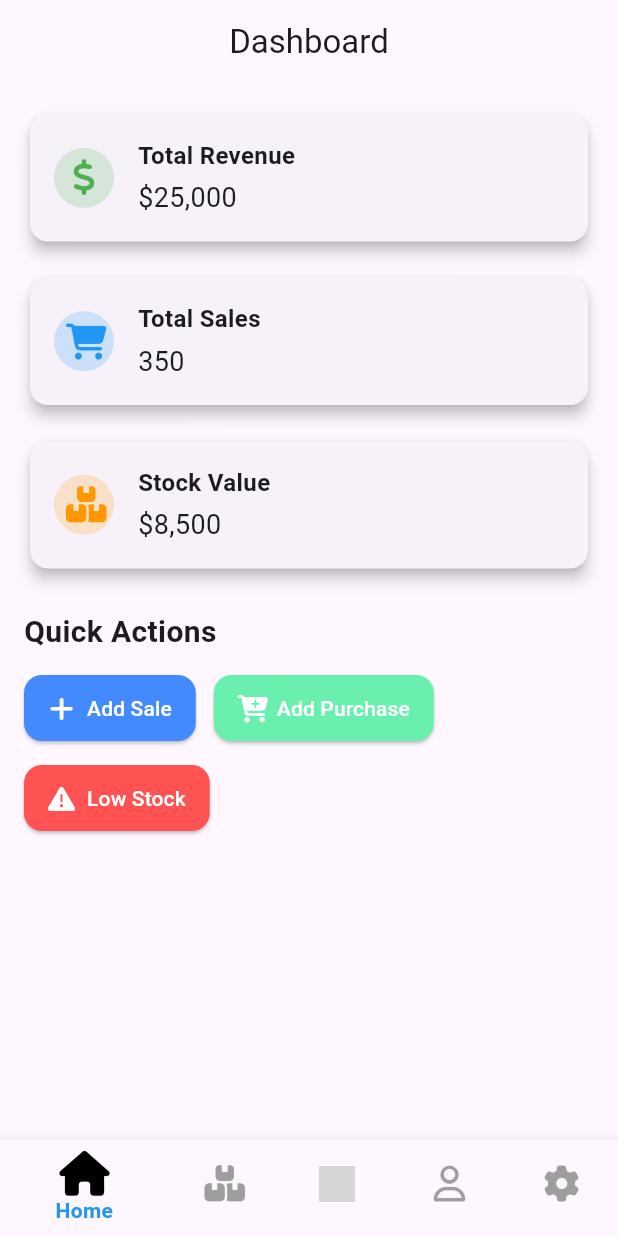
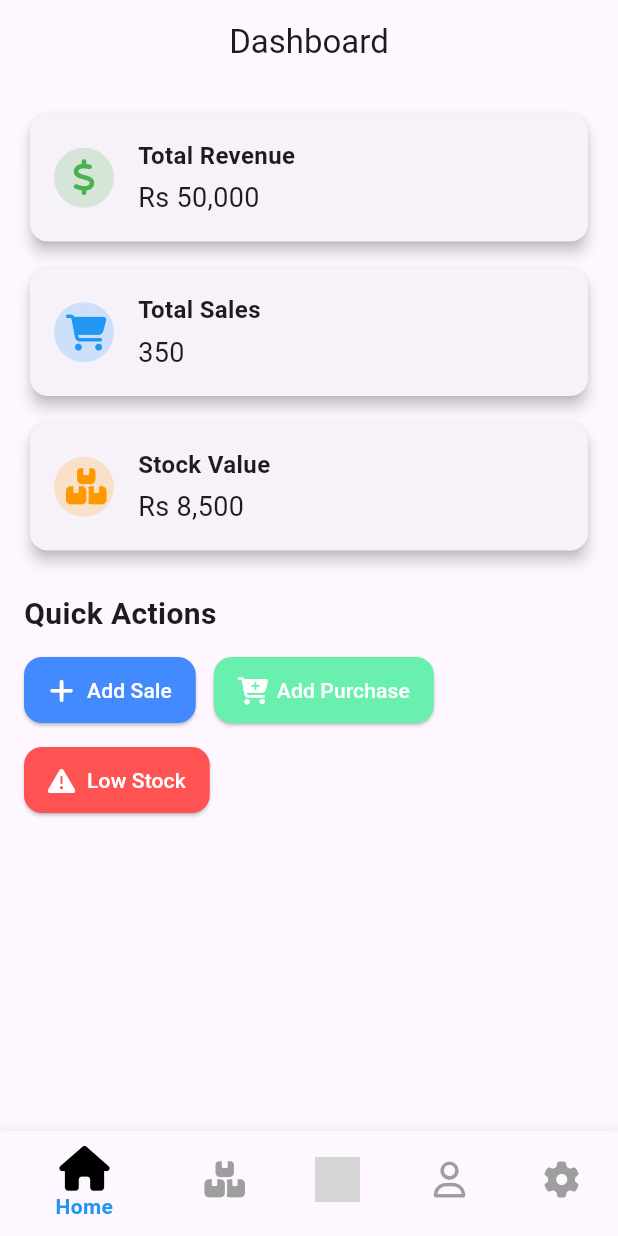
Before and after one commit to RahulChaudhari53/Quickstock-Flutter, a Flutter app: the DashboardView screen opened directly, on a phone screen of 412 x 824 dp. Run offline on Flutter 3.47's test engine with Material 3 defaults, Android fonts, the light colour scheme and no system bars; our stand-ins replace animate_do, font_awesome_flutter; grey boxes are pictures that could not be loaded.

Commit message:
add remining files with small changes

```diff
--- a/lib/view/dashboard_view.dart
+++ b/lib/view/dashboard_view.dart
@@ -59,8 +59,9 @@ class _DashboardViewState extends State<DashboardView> {
           BottomNavigationBarItem(
             icon: Image.asset(
               "assets/icons/transaction.png",
-              width: 24,
-              height: 24,
+              width: 30,
+              height: 30,
+              color: Colors.black,
             ),
             label: "Transaction",
           ),
--- a/lib/view/login_view.dart
+++ b/lib/view/login_view.dart
@@ -50,9 +50,10 @@ class _LoginViewState extends State<LoginView> {
                   crossAxisAlignment: CrossAxisAlignment.center,
                   children: [
                     Image.asset(
-                      'assets/logo/logo.png',
-                      width: 130,
-                      height: 130,
+                      'assets/logo/quickstock_logo.png',
+
+                      width: 150,
+                      height: 150,
                     ),
                     const SizedBox(height: 32),
                     Text(
--- a/lib/view/pages/home_view.dart
+++ b/lib/view/pages/home_view.dart
@@ -1,5 +1,7 @@
 import 'package:flutter/material.dart';
 import 'package:font_awesome_flutter/font_awesome_flutter.dart';
+import 'package:quickstock/common/dashboard_card.dart';
+import 'package:quickstock/common/quick_action_button.dart';
 
 class HomeView extends StatelessWidget {
   const HomeView({super.key});
@@ -13,34 +15,30 @@ class HomeView extends StatelessWidget {
         child: Column(
           crossAxisAlignment: CrossAxisAlignment.start,
           children: [
-            // Revenue Card
             DashboardCard(
               title: 'Total Revenue',
-              value: '\$25,000',
+              value: 'Rs 50,000',
               icon: FontAwesomeIcons.dollarSign,
               color: Colors.green,
             ),
-            const SizedBox(height: 16),
+            const SizedBox(height: 10),
 
-            // Sales Card
             DashboardCard(
               title: 'Total Sales',
               value: '350',
               icon: FontAwesomeIcons.cartShopping,
               color: Colors.blue,
             ),
-            const SizedBox(height: 16),
+            const SizedBox(height: 10),
 
-            // Stock Summary Card
             DashboardCard(
               title: 'Stock Value',
-              value: '\$8,500',
+              value: 'Rs 8,500',
               icon: FontAwesomeIcons.boxesStacked,
               color: Colors.orange,
             ),
             const SizedBox(height: 24),
 
-            // Quick Actions
             const Text(
               'Quick Actions',
               style: TextStyle(fontSize: 20, fontWeight: FontWeight.bold),
@@ -54,25 +52,19 @@ class HomeView extends StatelessWidget {
                   icon: FontAwesomeIcons.plus,
                   label: 'Add Sale',
                   color: Colors.blueAccent,
-                  onPressed: () {
-                    // TODO: Navigate to Add Sale screen
-                  },
+                  onPressed: () {},
                 ),
                 QuickActionButton(
                   icon: FontAwesomeIcons.cartPlus,
                   label: 'Add Purchase',
                   color: Colors.greenAccent,
-                  onPressed: () {
-                    // TODO: Navigate to Add Purchase screen
-                  },
+                  onPressed: () {},
                 ),
                 QuickActionButton(
                   icon: FontAwesomeIcons.triangleExclamation,
                   label: 'Low Stock',
                   color: Colors.redAccent,
-                  onPressed: () {
-                    // TODO: Navigate to Low Stock screen
-                  },
+                  onPressed: () {},
                 ),
               ],
             ),
@@ -82,81 +74,3 @@ class HomeView extends StatelessWidget {
     );
   }
 }
-
-class DashboardCard extends StatelessWidget {
-  final String title;
-  final String value;
-  final IconData icon;
-  final Color color;
-
-  const DashboardCard({
-    super.key,
-    required this.title,
-    required this.value,
-    required this.icon,
-    required this.color,
-  });
-
-  @override
-  Widget build(BuildContext context) {
-    return Card(
-      elevation: 4,
-      shape: RoundedRectangleBorder(borderRadius: BorderRadius.circular(12)),
-      child: Padding(
-        padding: const EdgeInsets.all(16.0),
-        child: Row(
-          children: [
-            CircleAvatar(
-              backgroundColor: color.withOpacity(0.2),
-              child: Icon(icon, color: color),
-            ),
-            const SizedBox(width: 16),
-            Column(
-              crossAxisAlignment: CrossAxisAlignment.start,
-              children: [
-                Text(
-                  title,
-                  style: const TextStyle(
-                    fontSize: 16,
-                    fontWeight: FontWeight.bold,
-                  ),
-                ),
-                const SizedBox(height: 4),
-                Text(value, style: const TextStyle(fontSize: 18)),
-              ],
-            ),
-          ],
-        ),
-      ),
-    );
-  }
-}
-
-class QuickActionButton extends StatelessWidget {
-  final IconData icon;
-  final String label;
-  final Color color;
-  final VoidCallback onPressed;
-
-  const QuickActionButton({
-    super.key,
-    required this.icon,
-    required this.label,
-    required this.color,
-    required this.onPressed,
-  });
-
-  @override
-  Widget build(BuildContext context) {
-    return ElevatedButton.icon(
-      style: ElevatedButton.styleFrom(
-        backgroundColor: color,
-        shape: RoundedRectangleBorder(borderRadius: BorderRadius.circular(12)),
-        padding: const EdgeInsets.symmetric(horizontal: 16, vertical: 12),
-      ),
-      icon: Icon(icon, color: Colors.white),
-      label: Text(label, style: const TextStyle(color: Colors.white)),
-      onPressed: onPressed,
-    );
-  }
-}
--- a/lib/view/splash_screen_view.dart
+++ b/lib/view/splash_screen_view.dart
@@ -25,7 +25,7 @@ class _SplashScreenState extends State<SplashScreen> {
   void _navigateToHomeScreen() {
     Navigator.pushReplacement(
       context,
-      MaterialPageRoute(builder: (context) => const LoginPage()),
+      MaterialPageRoute(builder: (context) => const LoginView()),
     );
   }
 
@@ -37,7 +37,11 @@ class _SplashScreenState extends State<SplashScreen> {
         child: Column(
           mainAxisAlignment: MainAxisAlignment.center,
           children: <Widget>[
-            Image.asset('assets/quickstock_logo.png', width: 150, height: 150),
+            Image.asset(
+              'assets/logo/quickstock_logo.png',
+              width: 150,
+              height: 150,
+            ),
             const SizedBox(height: 20),
             Text(
               AppConfig.appName,
```
